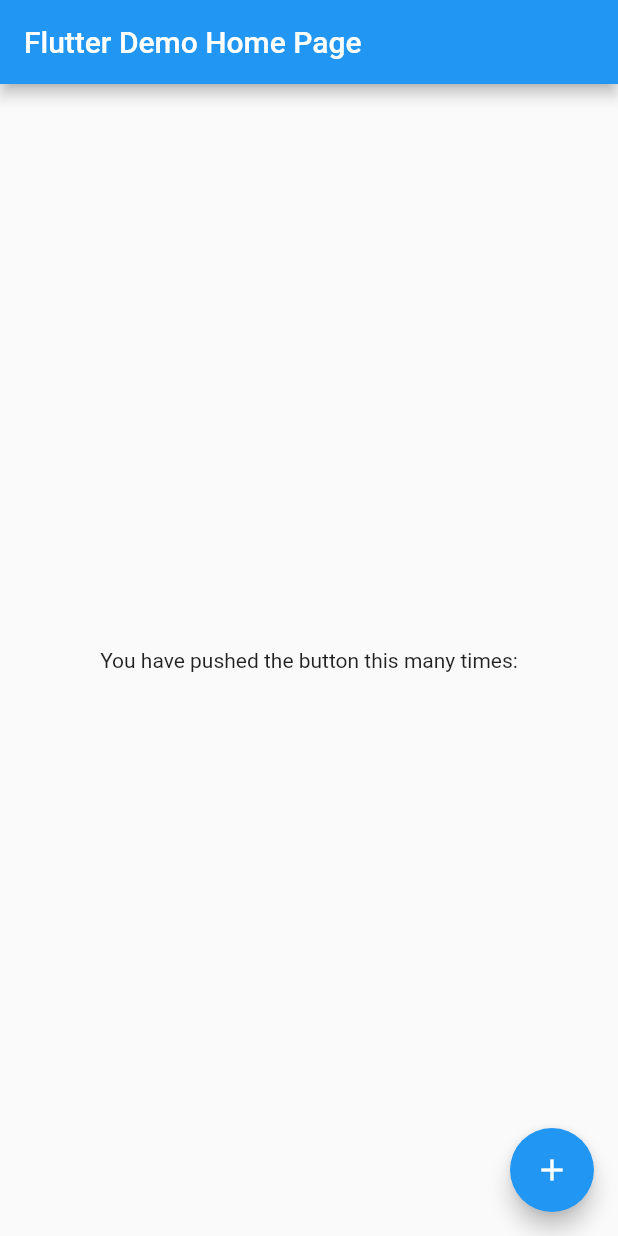
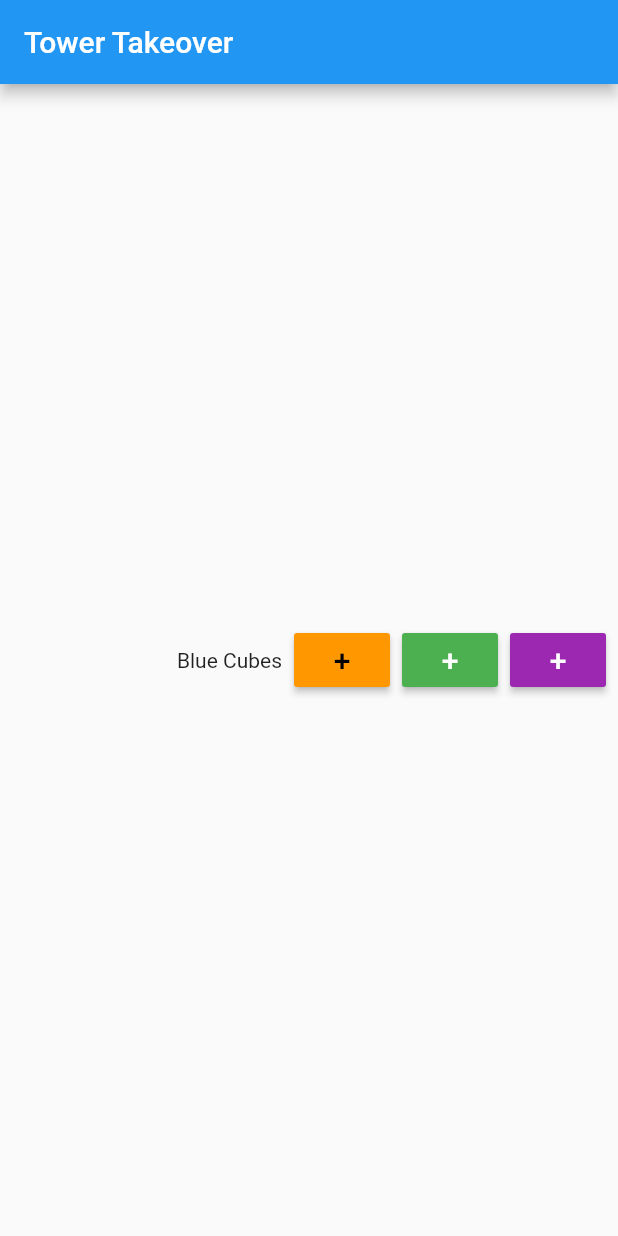
Before and after one commit to mehulghosal/towertakeover-scoring, a Flutter app: the screen it shows after launch, on a phone screen of 412 x 824 dp. Run offline on Flutter 3.47's test engine with Material 2 defaults, Android fonts, the phone set to English and light mode, and no system bars.

Commit message:
so i can stash

```diff
--- a/towertakeover_scoring/lib/main.dart
+++ b/towertakeover_scoring/lib/main.dart
@@ -3,15 +3,14 @@ import 'package:flutter/material.dart';
 void main() => runApp(MyApp());
 
 class MyApp extends StatelessWidget {
-  // This widget is the root of your application.
   @override
   Widget build(BuildContext context) {
     return MaterialApp(
-      title: 'Flutter Demo',
+      title: 'Tower Takeover',
       theme: ThemeData(
         primarySwatch: Colors.blue,
       ),
-      home: MyHomePage(title: 'Flutter Demo Home Page'),
+      home: MyHomePage(title: 'Tower Takeover'),
     );
   }
 }
@@ -29,7 +28,7 @@ class _MyHomePageState extends State<MyHomePage> {
   int _counter = 0;
 
   void hold() {
-
+    print("press");
   }
 
   @override
@@ -38,20 +37,38 @@ class _MyHomePageState extends State<MyHomePage> {
       appBar: AppBar(
         title: Text(widget.title),
       ),
-      body: Center(
-        child: Column(
-          mainAxisAlignment: MainAxisAlignment.center,
-          children: <Widget>[
-            Text(
-              'You have pushed the button this many times:',
-            ),
-          ],
-        ),
-      ),
-      floatingActionButton: FloatingActionButton(
-        onPressed: hold,
-        tooltip: 'Increment',
-        child: Icon(Icons.add),
+      body: new Stack(
+        children: <Widget>[
+//          red
+          Container(
+            alignment: Alignment(-2, -1),
+            child: Center(
+              child: ButtonBar(
+                children: <Widget>[
+                  Text("Blue Cubes"),
+                  MaterialButton(
+                    color: Colors.orange,
+                    child: Text("+",
+                        style: new TextStyle(fontSize: 20)),
+                    onPressed: hold,
+                  ),
+                  MaterialButton(
+                    color: Colors.green,
+                    child: Text("+",
+                        style: new TextStyle(fontSize: 20)),
+                    onPressed: hold,
+                  ),
+                  MaterialButton(
+                    color: Colors.purple,
+                    child: Text("+",
+                        style: new TextStyle(fontSize: 20)),
+                    onPressed: hold,
+                  ),
+                ],
+              ),
+            )
+          ),
+        ],
       ),
     );
   }
```
